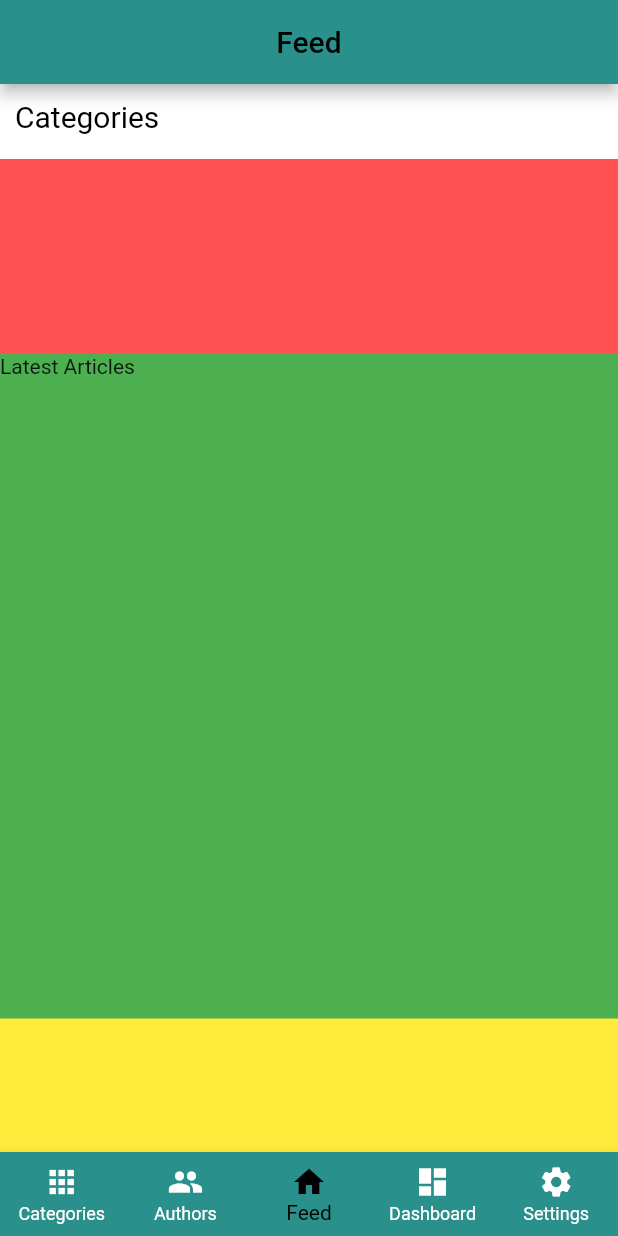
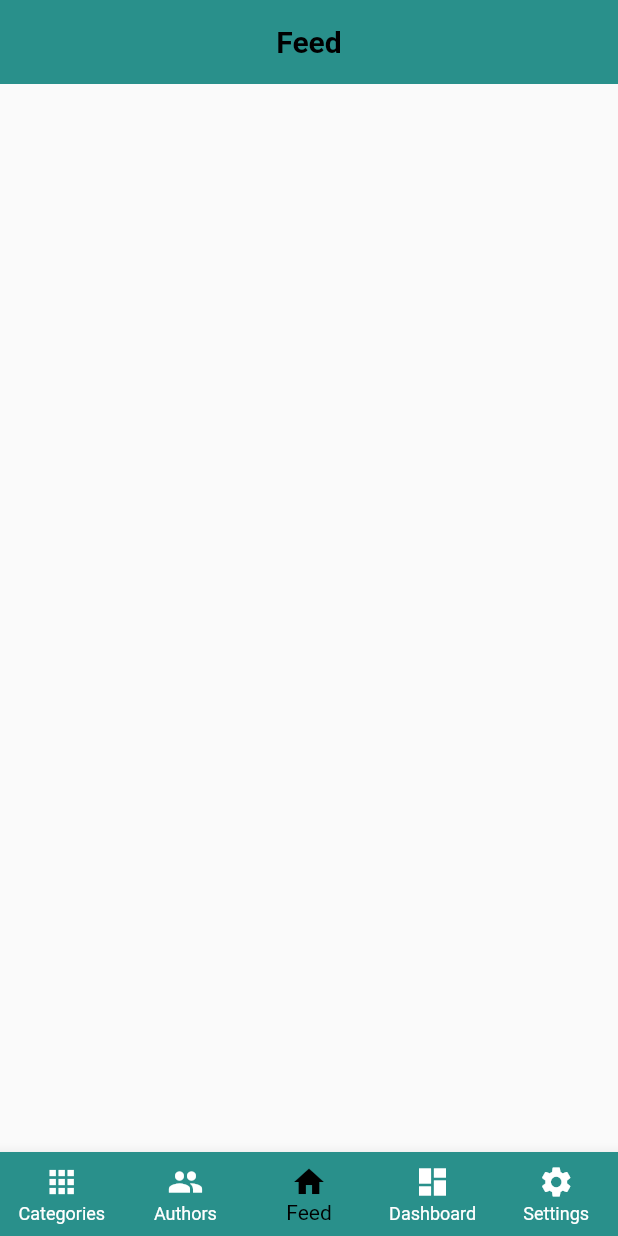
Before and after one commit to Williano/Bona-Blog-Mobile, a Flutter app: the screen it shows after launch, on a phone screen of 412 x 824 dp. Run offline on Flutter 3.47's test engine with Material 2 defaults, Android fonts, the phone set to English and light mode, and no system bars.

Commit message:
Remove elevation from app bar

```diff
--- a/lib/screens/category_list_screen.dart
+++ b/lib/screens/category_list_screen.dart
@@ -11,6 +11,7 @@ class _CategoryListScreenState extends State<CategoryListScreen> {
   Widget build(BuildContext context) {
     return Scaffold(
         appBar: AppBar(
+          elevation: 0,
           title: Text(
             "Categories",
             style:
--- a/lib/screens/feed_screen.dart
+++ b/lib/screens/feed_screen.dart
@@ -12,75 +12,16 @@ class _FeedScreenState extends State<FeedScreen> {
     return Scaffold(
       appBar: AppBar(
         automaticallyImplyLeading: false,
+        elevation: 0,
         title: Text(
           "Feed",
-          style: TextStyle(color: Theme.of(context).primaryColorDark),
+          style: TextStyle(
+              color: Theme.of(context).primaryColorDark,
+              fontWeight: FontWeight.bold),
         ),
         centerTitle: true,
       ),
-      body: Container(
-        color: Colors.yellow,
-        child: Column(
-          children: <Widget>[
-            Container(
-              width: double.infinity,
-              height: 180.0,
-              color: Colors.redAccent,
-              child: Column(
-                crossAxisAlignment: CrossAxisAlignment.start,
-                children: <Widget>[
-                  Column(
-                    crossAxisAlignment: CrossAxisAlignment.start,
-                    children: <Widget>[
-                      Container(
-                          width: double.infinity,
-                          height: 50.0,
-                          color: Colors.white,
-                          child: Padding(
-                            padding:
-                                const EdgeInsets.fromLTRB(10.0, 10.0, 0.0, 5.0),
-                            child: Text(
-                              "Categories",
-                              style: TextStyle(
-                                  fontSize: 20.0,
-                                  color: Theme.of(context).primaryColorDark),
-                            ),
-                          ))
-                    ],
-                  ),
-                  Column(
-                    children: <Widget>[
-                      Container(
-                        color: Colors.white,
-                      )
-                    ],
-                  )
-                ],
-              ),
-            ),
-            Container(
-              height: 443.0,
-              color: Colors.green,
-              child: Column(
-                mainAxisAlignment: MainAxisAlignment.start,
-                children: <Widget>[
-                  Column(
-                    mainAxisAlignment: MainAxisAlignment.start,
-                    children: <Widget>[
-                      Row(
-                        children: <Widget>[
-                          Text("Latest Articles"),
-                        ],
-                      )
-                    ],
-                  ),
-                  Column()
-                ],
-              ),
-            )
-          ],
-        ),
-      ),
+      body: Container(),
     );
   }
 }
--- a/lib/screens/undefined_screen.dart
+++ b/lib/screens/undefined_screen.dart
@@ -11,6 +11,7 @@ class UndefinedScreen extends StatelessWidget {
   Widget build(BuildContext context) {
     return Scaffold(
       appBar: AppBar(
+        elevation: 0,
         title: Text("$name Not Found"),
         centerTitle: true,
       ),
```
